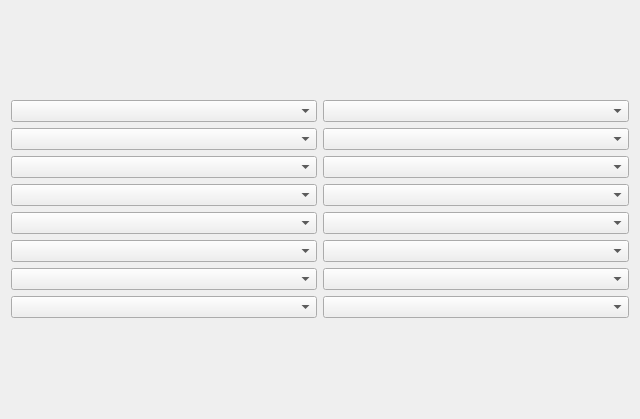
This is UniversalGamingApp/customlayout.ui in wicked-rose/UniversalGaming as Qt 5 draws it before an edit. The edited form follows.
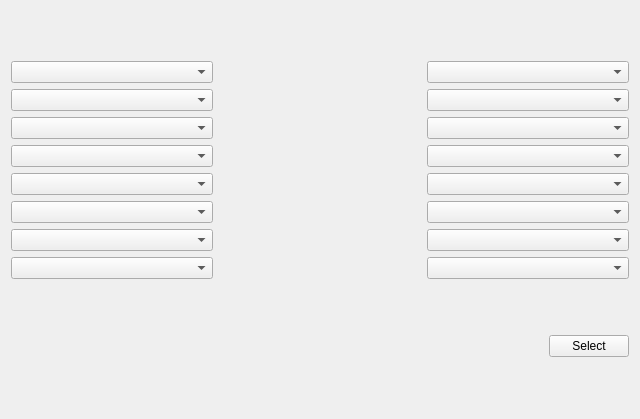
This is the edited form. Icons and pictures are not drawn.

Commit message: added status label, updated custom layout ui

Diff of the .ui file:
```diff
--- a/UniversalGamingApp/customlayout.ui
+++ b/UniversalGamingApp/customlayout.ui
@@ -13,11 +13,14 @@
   <property name="windowTitle">
    <string>Form</string>
   </property>
-  <layout class="QVBoxLayout" name="verticalLayout_3">
+  <layout class="QVBoxLayout" name="verticalLayout_3" stretch="1,0">
    <item>
     <layout class="QHBoxLayout" name="horizontalLayout">
      <item>
       <layout class="QVBoxLayout" name="verticalLayout">
+       <property name="spacing">
+        <number>6</number>
+       </property>
        <item>
         <widget class="QComboBox" name="box1"/>
        </item>
@@ -44,6 +47,19 @@
        </item>
       </layout>
      </item>
+     <item>
+      <widget class="QLabel" name="diagram">
+       <property name="text">
+        <string/>
+       </property>
+       <property name="pixmap">
+        <pixmap>../../../OneDrive/Documents/Senior Design/numberedController.png</pixmap>
+       </property>
+       <property name="scaledContents">
+        <bool>true</bool>
+       </property>
+      </widget>
+     </item>
      <item>
       <layout class="QVBoxLayout" name="verticalLayout_2">
        <item>
@@ -74,6 +90,30 @@
      </item>
     </layout>
    </item>
+   <item>
+    <layout class="QHBoxLayout" name="horizontalLayout_2">
+     <item>
+      <spacer name="horizontalSpacer">
+       <property name="orientation">
+        <enum>Qt::Horizontal</enum>
+       </property>
+       <property name="sizeHint" stdset="0">
+        <size>
+         <width>40</width>
+         <height>20</height>
+        </size>
+       </property>
+      </spacer>
+     </item>
+     <item>
+      <widget class="QPushButton" name="selectButton">
+       <property name="text">
+        <string>Select</string>
+       </property>
+      </widget>
+     </item>
+    </layout>
+   </item>
   </layout>
  </widget>
  <resources/>
```
The commit also changes 5 other files.
